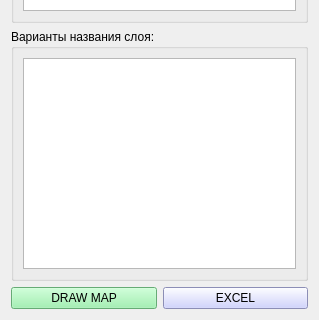
idergunoff/geovel_1.0, file qt/form_map_well_log.ui: the form before one commit; both pictures show x 0 to 319 and y 241 to 561 of the 319 by 561 pixel window.
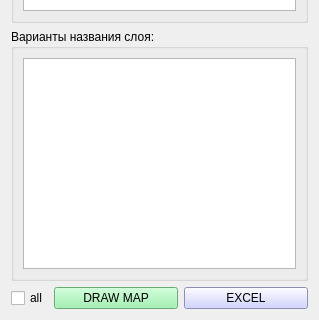
The form after the commit.

Commit message: draw map by well logging draw all and draw object

Diff of the .ui file:
```diff
--- a/qt/form_map_well_log.ui
+++ b/qt/form_map_well_log.ui
@@ -13,18 +13,8 @@
   <property name="windowTitle">
    <string>Map Well Logging</string>
   </property>
-  <layout class="QGridLayout" name="gridLayout_6">
-   <item row="2" column="0">
-    <widget class="QPushButton" name="pushButton_draw_map">
-     <property name="styleSheet">
-      <string notr="true">background-color: rgb(143, 240, 164);</string>
-     </property>
-     <property name="text">
-      <string>DRAW MAP</string>
-     </property>
-    </widget>
-   </item>
-   <item row="2" column="1">
+  <layout class="QGridLayout" name="gridLayout_6" rowstretch="0,0,0" columnstretch="0,1,1">
+   <item row="2" column="2">
     <widget class="QPushButton" name="pushButton_to_excel">
      <property name="styleSheet">
       <string notr="true">background-color: rgb(196, 199, 255);</string>
@@ -34,7 +24,28 @@
      </property>
     </widget>
    </item>
-   <item row="1" column="0" colspan="2">
+   <item row="2" column="1">
+    <widget class="QPushButton" name="pushButton_draw_map">
+     <property name="styleSheet">
+      <string notr="true">background-color: rgb(143, 240, 164);</string>
+     </property>
+     <property name="text">
+      <string>DRAW MAP</string>
+     </property>
+    </widget>
+   </item>
+   <item row="2" column="0">
+    <widget class="QCheckBox" name="checkBox_all_well">
+     <property name="toolTip">
+      <string>Вкл. - по всем скважинам
+Выкл. - по скважинам в пределах выбранного объекта</string>
+     </property>
+     <property name="text">
+      <string>all</string>
+     </property>
+    </widget>
+   </item>
+   <item row="1" column="0" colspan="3">
     <widget class="QGroupBox" name="groupBox_2">
      <property name="title">
       <string>Варианты названия слоя:</string>
@@ -46,7 +57,7 @@
      </layout>
     </widget>
    </item>
-   <item row="0" column="0" colspan="2">
+   <item row="0" column="0" colspan="3">
     <widget class="QGroupBox" name="groupBox">
      <property name="title">
       <string>Варианты названия каротажа:</string>
```
The commit also changes 4 other files.
